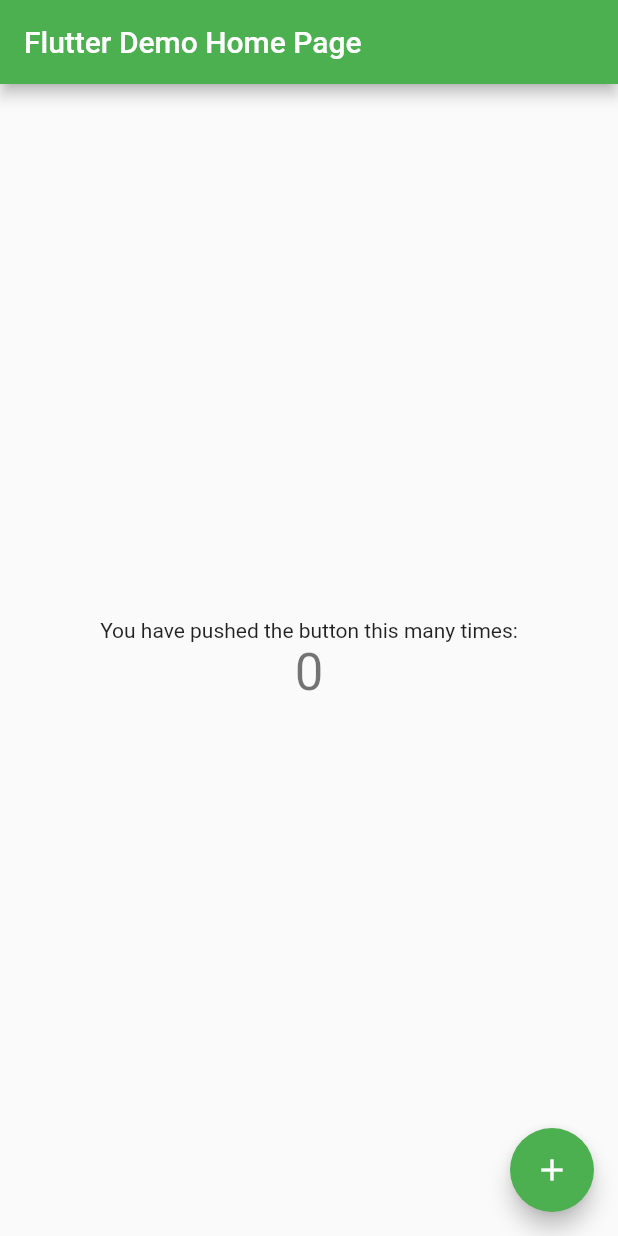
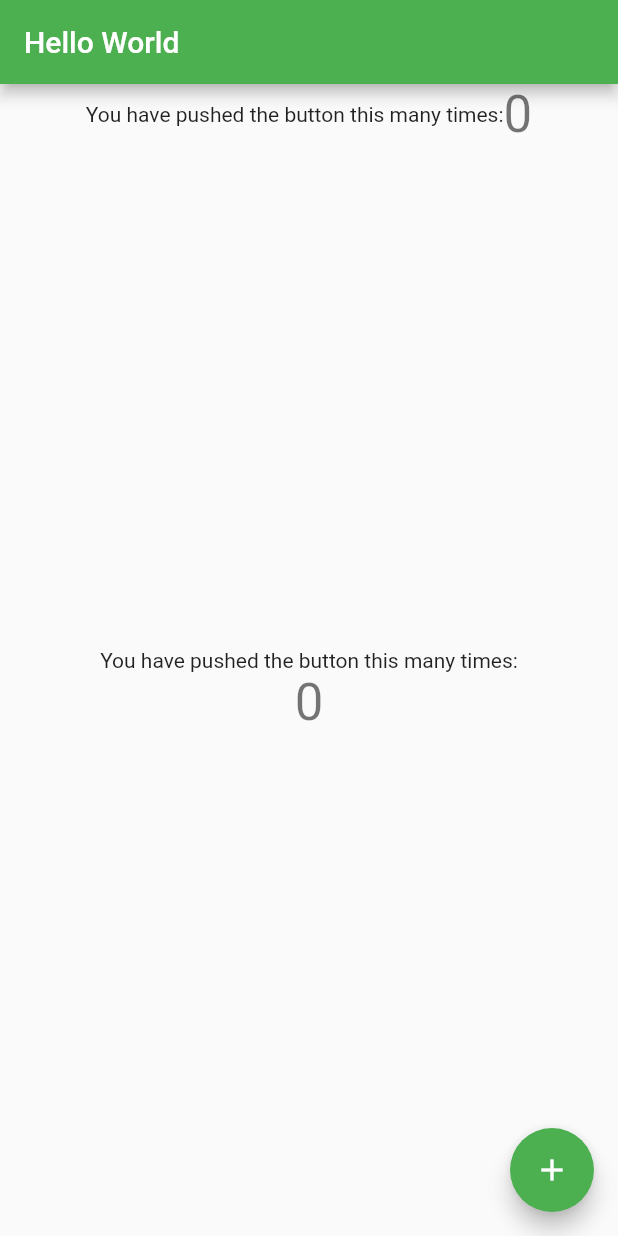
Before and after one commit to Kc-codetalker/tktpl-lab7-1706039976, a Flutter app: the screen it shows after launch, on a phone screen of 412 x 824 dp. Run offline on Flutter 3.47's test engine with Material 2 defaults, Android fonts, the phone set to English and light mode, and no system bars.

Commit message:
Change layout to mimic Lab-1's layout.

```diff
--- a/lib/main.dart
+++ b/lib/main.dart
@@ -20,7 +20,7 @@ class MyApp extends StatelessWidget {
         // is not restarted.
         primarySwatch: Colors.green,
       ),
-      home: MyHomePage(title: 'Flutter Demo Home Page'),
+      home: MyHomePage(title: 'Hello World'),
     );
   }
 }
@@ -45,6 +45,7 @@ class MyHomePage extends StatefulWidget {
 
 class _MyHomePageState extends State<MyHomePage> {
   int _counter = 0;
+  String _helloName = "World";
 
   void _incrementCounter() {
     setState(() {
@@ -54,6 +55,7 @@ class _MyHomePageState extends State<MyHomePage> {
       // _counter without calling setState(), then the build method would not be
       // called again, and so nothing would appear to happen.
       _counter++;
+      _helloName = _counter.toString();
     });
   }
 
@@ -71,7 +73,25 @@ class _MyHomePageState extends State<MyHomePage> {
         // the App.build method, and use it to set our appbar title.
         title: Text(widget.title),
       ),
-      body: Center(
+      body: Column(
+        children: <Widget>[
+          Center(
+            child: Row(
+              mainAxisAlignment: MainAxisAlignment.center,
+              children: <Widget>[
+                Text(
+                  'You have pushed the button this many times:',
+                ),
+                Text(
+                  '$_counter',
+                  style: Theme.of(context).textTheme.display1,
+                ),
+              ],
+            ),
+          ),
+          //use this as child
+          Expanded(
+            child: Center(
               // Center is a layout widget. It takes a single child and positions it
               // in the middle of the parent.
               child: Column(
@@ -101,6 +121,9 @@ class _MyHomePageState extends State<MyHomePage> {
                 ],
               ),
             ),
+          ),
+        ],
+      ),
       floatingActionButton: FloatingActionButton(
         onPressed: _incrementCounter,
         tooltip: 'Increment',
```
Lines whose indentation alone changed are shown as unchanged.
